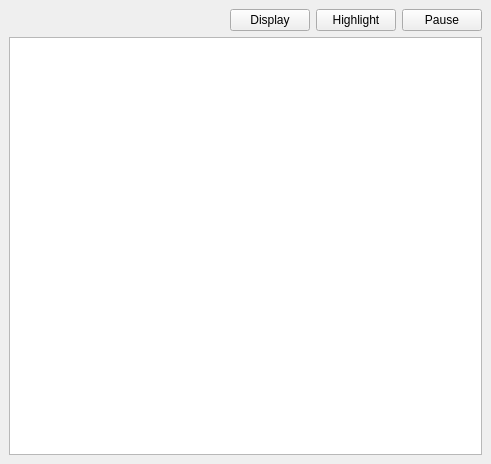
Old version of the form profit/widgets/ui_messagedisplay.ui in the repository hpsilva/profitpy.
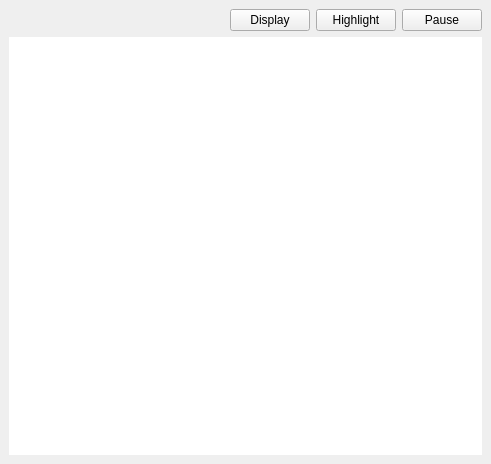
New version of the form. Icons and pictures are not drawn. Custom widgets are drawn as their Qt base class.

Commit message: Further build-out of strategy display widget.  Removed excess frames and margin from most displays.

Patch:
```diff
--- a/profit/widgets/ui_messagedisplay.ui
+++ b/profit/widgets/ui_messagedisplay.ui
@@ -83,6 +83,12 @@
    </item>
    <item>
     <widget class="QTableView" name="messageTable" >
+     <property name="frameShape" >
+      <enum>QFrame::NoFrame</enum>
+     </property>
+     <property name="frameShadow" >
+      <enum>QFrame::Plain</enum>
+     </property>
      <property name="alternatingRowColors" >
       <bool>true</bool>
      </property>
```
The commit also changes 20 other files.
